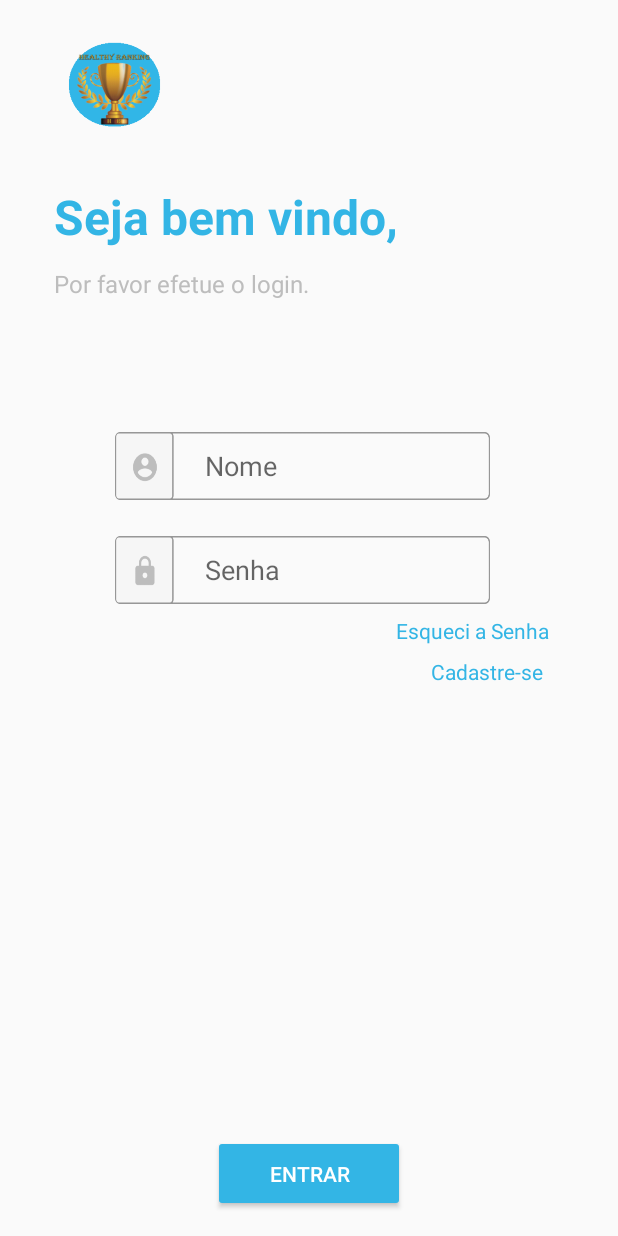
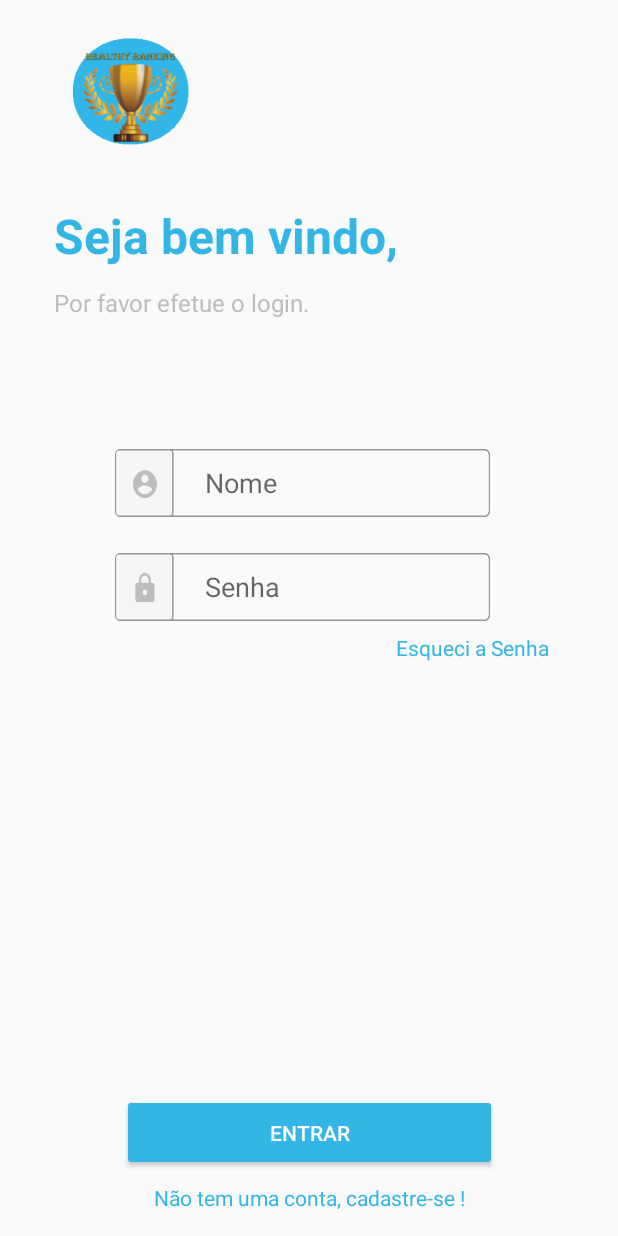
Before and after one commit to muta1/HealthyRanking, an Android app: the screen it shows after launch (MainActivity), on a phone screen of 412 x 824 dp. Run offline under Robolectric (Android 15) with nearby library versions, the phone set to English and light mode, and no system bars.

Commit message:
fix0_cadastroUsuario
primeiras alterações, ligação das telas...

```diff
--- a/HealthyRanking/app/src/main/res/layout/login_screen.xml
+++ b/HealthyRanking/app/src/main/res/layout/login_screen.xml
@@ -11,8 +11,8 @@
 
     <ImageView
         android:id="@+id/imageView"
-        android:layout_width="80dp"
-        android:layout_height="80dp"
+        android:layout_width="101dp"
+        android:layout_height="93dp"
         android:scaleType="centerCrop"
         app:srcCompat="@drawable/icon_app_2"
         android:layout_marginLeft="36dp"
@@ -24,7 +24,8 @@
         app:layout_constraintHorizontal_bias="0.0"
         app:layout_constraintTop_toTopOf="parent"
         android:layout_marginTop="8dp"
-        app:layout_constraintVertical_bias="0.019" />
+        app:layout_constraintVertical_bias="0.019"
+        tools:layout_editor_absoluteY="4dp" />
 
     <TextView
         android:id="@+id/textView"
@@ -108,37 +109,34 @@
 
     <Button
         android:id="@+id/button2"
-        android:layout_width="128dp"
+        android:layout_width="250dp"
         android:layout_height="51dp"
-        android:layout_marginBottom="16dp"
         android:layout_marginLeft="8dp"
         android:layout_marginRight="8dp"
         android:backgroundTint="@android:color/holo_blue_light"
         android:text="Entrar"
         android:textColor="@android:color/background_light"
-        app:layout_constraintBottom_toBottomOf="parent"
         app:layout_constraintLeft_toLeftOf="parent"
         app:layout_constraintRight_toRightOf="parent"
-        android:layout_marginTop="8dp"
-        app:layout_constraintTop_toBottomOf="@+id/editText2"
+        app:layout_constraintTop_toTopOf="parent"
+        android:layout_marginTop="408dp"
+        android:layout_marginBottom="8dp"
+        app:layout_constraintBottom_toTopOf="@+id/TV_TL_Cadastro"
         app:layout_constraintVertical_bias="1.0" />
 
     <TextView
         android:id="@+id/TV_TL_Cadastro"
         android:layout_width="wrap_content"
         android:layout_height="wrap_content"
-        android:layout_marginBottom="8dp"
         android:layout_marginLeft="8dp"
         android:layout_marginRight="8dp"
-        android:text="Cadastre-se"
+        android:text="Não tem uma conta, cadastre-se !"
         android:textColor="@android:color/holo_blue_light"
-        app:layout_constraintBottom_toTopOf="@+id/button2"
-        app:layout_constraintHorizontal_bias="0.87"
         app:layout_constraintLeft_toLeftOf="parent"
         app:layout_constraintRight_toRightOf="parent"
-        android:layout_marginTop="8dp"
-        app:layout_constraintTop_toBottomOf="@+id/TV_TL_EsqueciSenha"
-        app:layout_constraintVertical_bias="0.0" />
+        app:layout_constraintHorizontal_bias="0.503"
+        app:layout_constraintBottom_toBottomOf="parent"
+        android:layout_marginBottom="16dp" />
 
     <TextView
         android:id="@+id/TV_TL_EsqueciSenha"
```
Also changed, not shown: HealthyRanking/app/src/main/java/com/example/anggarisky/pandalogin/telas/CadastrarUsuario.java (+98 -1 lines), HealthyRanking/app/src/main/res/layout/cadastrar_usuario.xml (+119 -0 lines).
